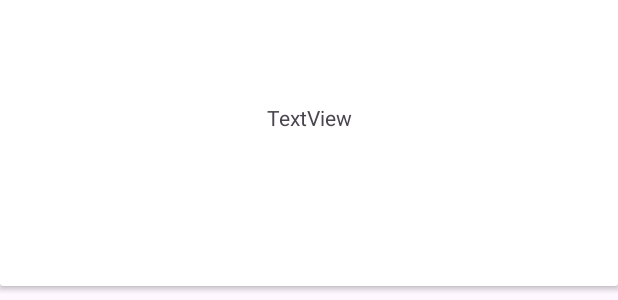
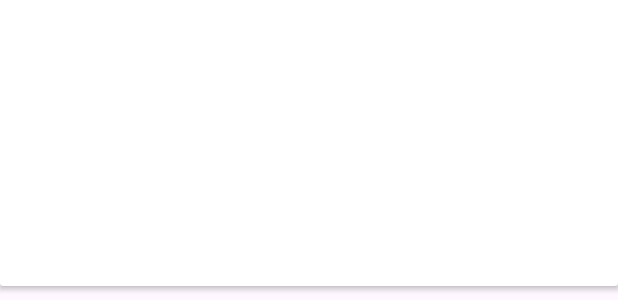
Before and after one commit to mimarchant/room_db, an Android app: the layout fragment_add_task.xml on its own in the app's theme, with its tools: preview values and no code run, on a phone screen of 412 x 824 dp. Shown: the part 902-1202 px from the top of the screen. Run offline under Robolectric (Android 15) with nearby library versions, the phone set to English and light mode, and no system bars.

Commit message:
se quita texto de edit text

```diff
--- a/app/src/main/res/layout/fragment_add_task.xml
+++ b/app/src/main/res/layout/fragment_add_task.xml
@@ -65,12 +65,13 @@
                 android:id="@+id/tvShowTasks"
                 android:layout_width="0dp"
                 android:layout_height="0dp"
-                android:text="TextView"
                 android:gravity="center"
                 app:layout_constraintBottom_toBottomOf="parent"
                 app:layout_constraintEnd_toEndOf="parent"
+                app:layout_constraintHorizontal_bias="0.0"
                 app:layout_constraintStart_toStartOf="parent"
-                app:layout_constraintTop_toTopOf="parent" />
+                app:layout_constraintTop_toTopOf="parent"
+                app:layout_constraintVertical_bias="0.0" />
         </androidx.constraintlayout.widget.ConstraintLayout>
     </androidx.cardview.widget.CardView>
 </androidx.constraintlayout.widget.ConstraintLayout>
```
